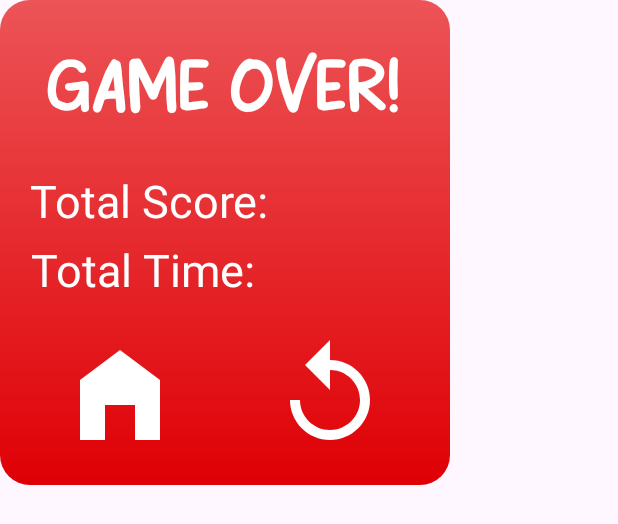
After one commit to barrozojp/MDAS-Quest, an Android app: the layout dialog_gameover.xml on its own in the app's theme, with its tools: preview values and no code run, on a phone screen of 412 x 824 dp. The commit adds this screen. Shown: the top 524 px of the screen. Run offline under Robolectric (Android 15) with nearby library versions, the phone set to English and light mode, and no system bars.

```diff
--- /dev/null
+++ b/app/src/main/res/drawable/baseline_replay_24.xml
@@ -0,0 +1,5 @@
+<vector android:height="24dp" android:tint="#FFFFFF"
+    android:viewportHeight="24" android:viewportWidth="24"
+    android:width="24dp" xmlns:android="http://schemas.android.com/apk/res/android">
+    <path android:fillColor="@android:color/white" android:pathData="M12,5V1L7,6l5,5V7c3.31,0 6,2.69 6,6s-2.69,6 -6,6 -6,-2.69 -6,-6H4c0,4.42 3.58,8 8,8s8,-3.58 8,-8 -3.58,-8 -8,-8z"/>
+</vector>
--- /dev/null
+++ b/app/src/main/res/drawable/home_gameover.xml
@@ -0,0 +1,5 @@
+<vector android:height="24dp" android:tint="#FFFFFF"
+    android:viewportHeight="24" android:viewportWidth="24"
+    android:width="24dp" xmlns:android="http://schemas.android.com/apk/res/android">
+    <path android:fillColor="@android:color/white" android:pathData="M12,3L4,9v12h5v-7h6v7h5V9z"/>
+</vector>
--- /dev/null
+++ b/app/src/main/res/layout/dialog_gameover.xml
@@ -0,0 +1,64 @@
+<?xml version="1.0" encoding="utf-8"?>
+<RelativeLayout xmlns:android="http://schemas.android.com/apk/res/android"
+    android:layout_width="300dp"
+    android:layout_height="wrap_content"
+    android:orientation="vertical"
+    android:padding="20dp"
+    android:background="@drawable/gradient_red"
+    android:gravity="center">
+
+    <TextView
+        android:id="@+id/dialog_title"
+        android:layout_width="wrap_content"
+        android:layout_height="wrap_content"
+        android:layout_alignParentStart="true"
+        android:layout_alignParentEnd="true"
+        android:fontFamily="@font/bosse"
+        android:gravity="center"
+        android:text="GAME OVER!"
+        android:textAlignment="center"
+        android:textColor="#FFFFFF"
+        android:textSize="50sp" />
+
+    <TextView
+        android:id="@+id/dialog_totalScore"
+        android:layout_width="wrap_content"
+        android:layout_height="wrap_content"
+        android:text="Total Score:"
+        android:textColor="#FFFFFF"
+        android:textSize="30sp"
+        android:gravity="center"
+        android:layout_below="@id/dialog_title"
+        android:layout_marginTop="20dp" />
+
+    <TextView
+        android:id="@+id/dialog_totalTime"
+        android:layout_width="wrap_content"
+        android:layout_height="wrap_content"
+        android:text="Total Time:"
+        android:textColor="#FFFFFF"
+        android:textSize="30sp"
+        android:layout_below="@id/dialog_totalScore"
+        android:gravity="center"
+        android:layout_marginTop="5dp" />
+
+    <ImageView
+        android:id="@+id/return_home"
+        android:layout_width="80dp"
+        android:layout_height="80dp"
+        android:layout_below="@id/dialog_title"
+        android:layout_alignParentStart="true"
+        android:layout_marginStart="20dp"
+        android:layout_marginTop="130dp"
+        android:src="@drawable/home_gameover" />
+
+    <ImageView
+        android:id="@+id/play_again"
+        android:layout_width="80dp"
+        android:layout_height="80dp"
+        android:layout_below="@id/dialog_title"
+        android:layout_alignParentEnd="true"
+        android:layout_marginEnd="20dp"
+        android:layout_marginTop="130dp"
+        android:src="@drawable/baseline_replay_24" />
+</RelativeLayout>
```
Also changed, not shown: app/src/main/java/com/codeofduty/mdas_rpg/EasyMultiplication.kt (+119 -3 lines), app/src/main/java/com/codeofduty/mdas_rpg/MainActivity.kt (+30 -3 lines), 2 other files.
